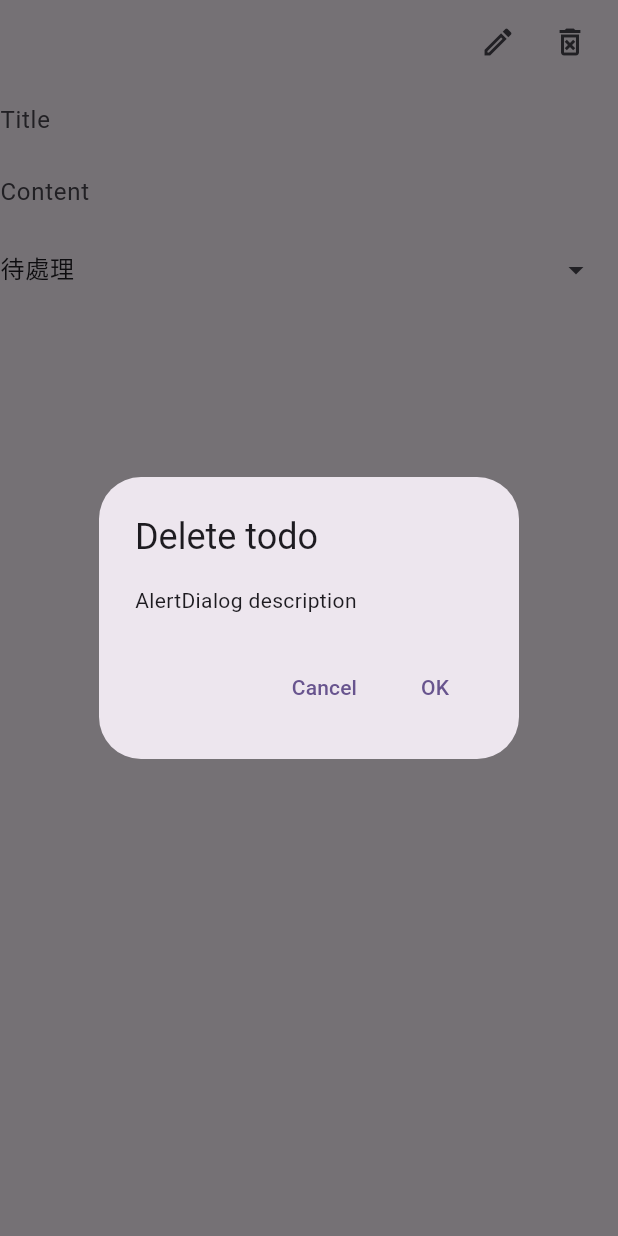
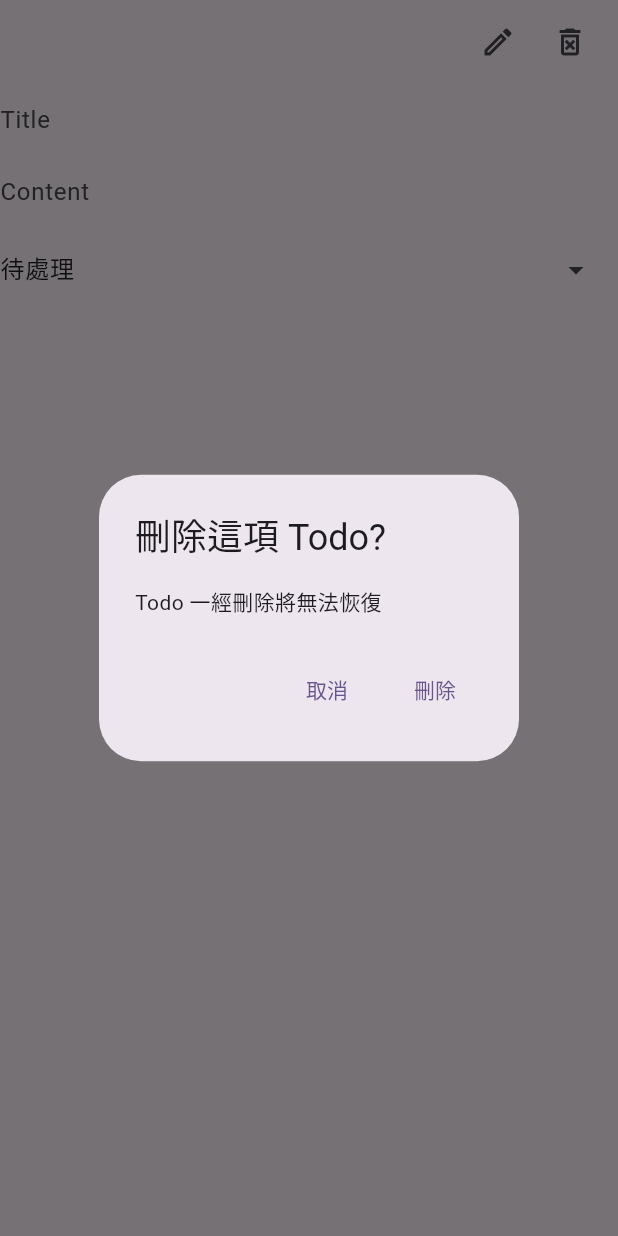
Before and after one commit to azusa5526/flutter_todo, a Flutter app: the EditTodo screen opened by its route, after a tap on the "delete forever" icon, on a phone screen of 412 x 824 dp. Run offline on Flutter 3.47's test engine with Material 3 defaults, Android fonts, the phone set to English and light mode, and no system bars; our stand-ins replace bloc, bloc_concurrency, equatable, flutter_bloc, go_router; network calls fail.

Commit message:
feat: 修改刪除文字

```diff
--- a/lib/todo/view/edit.dart
+++ b/lib/todo/view/edit.dart
@@ -106,12 +106,12 @@ class DeleteDialog extends StatelessWidget {
     Todo? selectedTodo = context.read<TodosOverviewBloc>().state.selectedTodo;
 
     return AlertDialog(
-      title: const Text('Delete todo'),
-      content: const Text('AlertDialog description'),
+      title: const Text('刪除這項 Todo?'),
+      content: const Text('Todo 一經刪除將無法恢復'),
       actions: [
         TextButton(
           onPressed: () => Navigator.pop(context, 'Cancel'),
-          child: const Text('Cancel'),
+          child: const Text('取消'),
         ),
         TextButton(
           onPressed: () {
@@ -122,32 +122,9 @@ class DeleteDialog extends StatelessWidget {
               Navigator.pop(context, 'OK');
             }
           },
-          child: const Text('OK'),
+          child: const Text('刪除'),
         ),
       ],
     );
-
-    // return AlertDialog(
-    //   title: const Text('Delete todo'),
-    //   content: const Text('AlertDialog description'),
-    //   actions: [
-    //     TextButton(
-    //       onPressed: () => Navigator.pop(context, 'Cancel'),
-    //       child: const Text('Cancel'),
-    //     ),
-    //     TextButton(
-    //       onPressed: () {
-    //         if (selectedTodo != null) {
-    //           context.read<TodosOverviewBloc>()
-    //             ..add(TodoDeleted(selectedTodo.id))
-    //             ..add(const TodoRefresh());
-    //           Navigator.pop(context, 'OK');
-    //           context.pop();
-    //         }
-    //       },
-    //       child: const Text('OK'),
-    //     ),
-    //   ],
-    // );
   }
 }
```
